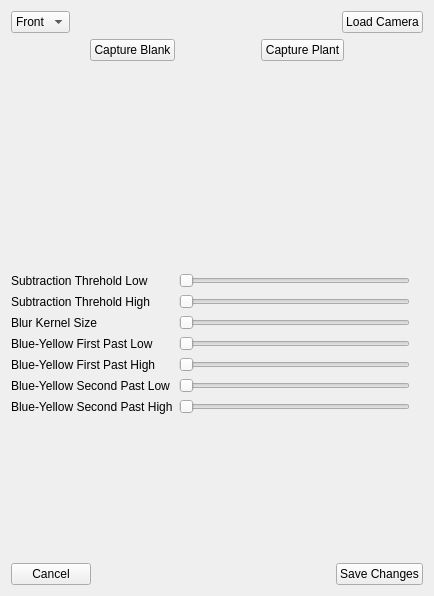
This is editmask.ui in DryFrost/PhotogonMDI as Qt 5 draws it before an edit. The edited form follows.
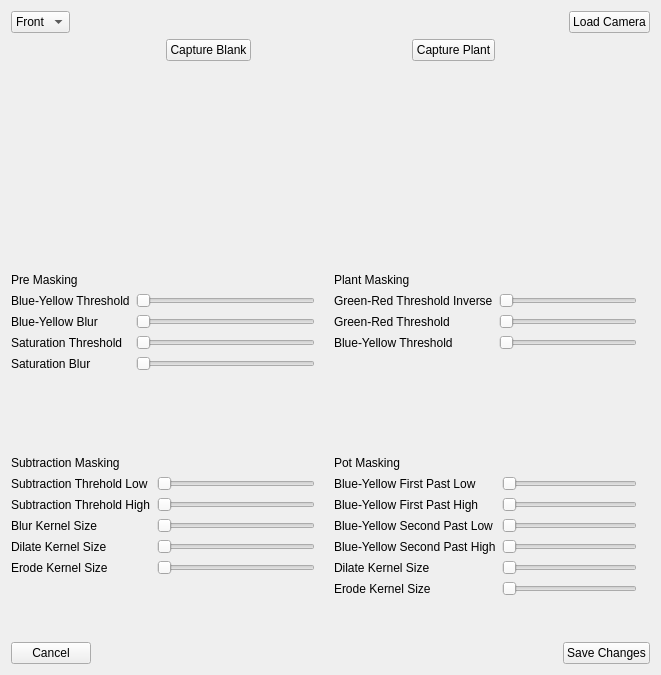
This is the edited form.

Commit message: Linked config files from edit mask to captureplant

What changed in the file:
```diff
--- a/editmask.ui
+++ b/editmask.ui
@@ -6,14 +6,14 @@
    <rect>
     <x>0</x>
     <y>0</y>
-    <width>434</width>
-    <height>596</height>
+    <width>661</width>
+    <height>675</height>
    </rect>
   </property>
   <property name="windowTitle">
    <string>Form</string>
   </property>
-  <layout class="QVBoxLayout" name="verticalLayout_5">
+  <layout class="QVBoxLayout" name="verticalLayout_18">
    <item>
     <layout class="QVBoxLayout" name="verticalLayout">
      <item>
@@ -168,6 +168,248 @@
     </layout>
    </item>
    <item>
+    <layout class="QHBoxLayout" name="horizontalLayout_9">
+     <item>
+      <layout class="QVBoxLayout" name="verticalLayout_7">
+       <item>
+        <widget class="QLabel" name="label_19">
+         <property name="text">
+          <string>Pre Masking</string>
+         </property>
+        </widget>
+       </item>
+       <item>
+        <layout class="QHBoxLayout" name="horizontalLayout_6">
+         <item>
+          <layout class="QVBoxLayout" name="verticalLayout_5">
+           <item>
+            <widget class="QLabel" name="label_8">
+             <property name="text">
+              <string>Blue-Yellow Threshold</string>
+             </property>
+            </widget>
+           </item>
+           <item>
+            <widget class="QLabel" name="label_16">
+             <property name="text">
+              <string>Blue-Yellow Blur</string>
+             </property>
+            </widget>
+           </item>
+           <item>
+            <widget class="QLabel" name="label_17">
+             <property name="text">
+              <string>Saturation Threshold</string>
+             </property>
+            </widget>
+           </item>
+           <item>
+            <widget class="QLabel" name="label_18">
+             <property name="text">
+              <string>Saturation Blur</string>
+             </property>
+            </widget>
+           </item>
+          </layout>
+         </item>
+         <item>
+          <layout class="QVBoxLayout" name="verticalLayout_6">
+           <item>
+            <widget class="QSlider" name="BluePlantThreshold">
+             <property name="orientation">
+              <enum>Qt::Horizontal</enum>
+             </property>
+            </widget>
+           </item>
+           <item>
+            <widget class="QSlider" name="BluePlantBlur">
+             <property name="orientation">
+              <enum>Qt::Horizontal</enum>
+             </property>
+            </widget>
+           </item>
+           <item>
+            <widget class="QSlider" name="GreenPlantThreshold">
+             <property name="orientation">
+              <enum>Qt::Horizontal</enum>
+             </property>
+            </widget>
+           </item>
+           <item>
+            <widget class="QSlider" name="GreenPlantBlur">
+             <property name="orientation">
+              <enum>Qt::Horizontal</enum>
+             </property>
+            </widget>
+           </item>
+          </layout>
+         </item>
+         <item>
+          <layout class="QVBoxLayout" name="verticalLayout_8">
+           <item>
+            <widget class="QLabel" name="label_20">
+             <property name="text">
+              <string/>
+             </property>
+            </widget>
+           </item>
+           <item>
+            <widget class="QLabel" name="label_22">
+             <property name="text">
+              <string/>
+             </property>
+            </widget>
+           </item>
+           <item>
+            <widget class="QLabel" name="label_23">
+             <property name="text">
+              <string/>
+             </property>
+            </widget>
+           </item>
+           <item>
+            <widget class="QLabel" name="label_21">
+             <property name="text">
+              <string/>
+             </property>
+            </widget>
+           </item>
+          </layout>
+         </item>
+        </layout>
+       </item>
+       <item>
+        <spacer name="verticalSpacer_2">
+         <property name="orientation">
+          <enum>Qt::Vertical</enum>
+         </property>
+         <property name="sizeHint" stdset="0">
+          <size>
+           <width>20</width>
+           <height>40</height>
+          </size>
+         </property>
+        </spacer>
+       </item>
+      </layout>
+     </item>
+     <item>
+      <layout class="QVBoxLayout" name="verticalLayout_16">
+       <item>
+        <widget class="QLabel" name="label_39">
+         <property name="text">
+          <string>Plant Masking</string>
+         </property>
+        </widget>
+       </item>
+       <item>
+        <layout class="QHBoxLayout" name="horizontalLayout_8">
+         <item>
+          <layout class="QVBoxLayout" name="verticalLayout_13">
+           <item>
+            <widget class="QLabel" name="label_33">
+             <property name="text">
+              <string>Green-Red Threshold Inverse</string>
+             </property>
+            </widget>
+           </item>
+           <item>
+            <widget class="QLabel" name="label_34">
+             <property name="text">
+              <string>Green-Red Threshold</string>
+             </property>
+            </widget>
+           </item>
+           <item>
+            <widget class="QLabel" name="label_35">
+             <property name="text">
+              <string>Blue-Yellow Threshold</string>
+             </property>
+            </widget>
+           </item>
+          </layout>
+         </item>
+         <item>
+          <layout class="QVBoxLayout" name="verticalLayout_14">
+           <item>
+            <widget class="QSlider" name="MaskAlphaThresholdDark">
+             <property name="orientation">
+              <enum>Qt::Horizontal</enum>
+             </property>
+            </widget>
+           </item>
+           <item>
+            <widget class="QSlider" name="MaskAlphaThresholdLight">
+             <property name="orientation">
+              <enum>Qt::Horizontal</enum>
+             </property>
+            </widget>
+           </item>
+           <item>
+            <widget class="QSlider" name="MaskBetaThreshold">
+             <property name="orientation">
+              <enum>Qt::Horizontal</enum>
+             </property>
+            </widget>
+           </item>
+          </layout>
+         </item>
+         <item>
+          <layout class="QVBoxLayout" name="verticalLayout_15">
+           <item>
+            <widget class="QLabel" name="label_36">
+             <property name="text">
+              <string/>
+             </property>
+            </widget>
+           </item>
+           <item>
+            <widget class="QLabel" name="label_37">
+             <property name="text">
+              <string/>
+             </property>
+            </widget>
+           </item>
+           <item>
+            <widget class="QLabel" name="label_38">
+             <property name="text">
+              <string/>
+             </property>
+            </widget>
+           </item>
+          </layout>
+         </item>
+        </layout>
+       </item>
+       <item>
+        <spacer name="verticalSpacer">
+         <property name="orientation">
+          <enum>Qt::Vertical</enum>
+         </property>
+         <property name="sizeHint" stdset="0">
+          <size>
+           <width>20</width>
+           <height>40</height>
+          </size>
+         </property>
+        </spacer>
+       </item>
+      </layout>
+     </item>
+    </layout>
+   </item>
+   <item>
+    <layout class="QHBoxLayout" name="horizontalLayout_10">
+     <item>
+      <layout class="QVBoxLayout" name="verticalLayout_17">
+       <item>
+        <widget class="QLabel" name="label_40">
+         <property name="text">
+          <string>Subtraction Masking</string>
+         </property>
+        </widget>
+       </item>
+       <item>
     <layout class="QHBoxLayout" name="horizontalLayout_3">
      <item>
       <layout class="QVBoxLayout" name="verticalLayout_2">
@@ -193,6 +435,142 @@
         </widget>
        </item>
        <item>
+            <widget class="QLabel" name="label_29">
+             <property name="text">
+              <string>Dilate Kernel Size</string>
+             </property>
+            </widget>
+           </item>
+           <item>
+            <widget class="QLabel" name="label_30">
+             <property name="text">
+              <string>Erode Kernel Size</string>
+             </property>
+            </widget>
+           </item>
+          </layout>
+         </item>
+         <item>
+          <layout class="QVBoxLayout" name="verticalLayout_3">
+           <item>
+            <widget class="QSlider" name="sTL">
+             <property name="maximum">
+              <number>255</number>
+             </property>
+             <property name="orientation">
+              <enum>Qt::Horizontal</enum>
+             </property>
+            </widget>
+           </item>
+           <item>
+            <widget class="QSlider" name="sTH">
+             <property name="maximum">
+              <number>255</number>
+             </property>
+             <property name="orientation">
+              <enum>Qt::Horizontal</enum>
+             </property>
+            </widget>
+           </item>
+           <item>
+            <widget class="QSlider" name="bKS">
+             <property name="minimum">
+              <number>1</number>
+             </property>
+             <property name="maximum">
+              <number>10</number>
+             </property>
+             <property name="orientation">
+              <enum>Qt::Horizontal</enum>
+             </property>
+            </widget>
+           </item>
+           <item>
+            <widget class="QSlider" name="DifferenceDilateKernelSize">
+             <property name="orientation">
+              <enum>Qt::Horizontal</enum>
+             </property>
+            </widget>
+           </item>
+           <item>
+            <widget class="QSlider" name="DifferenceErodeKernelSize">
+             <property name="orientation">
+              <enum>Qt::Horizontal</enum>
+             </property>
+            </widget>
+           </item>
+          </layout>
+         </item>
+         <item>
+          <layout class="QVBoxLayout" name="verticalLayout_4">
+           <item>
+            <widget class="QLabel" name="label_12">
+             <property name="text">
+              <string/>
+             </property>
+            </widget>
+           </item>
+           <item>
+            <widget class="QLabel" name="label_13">
+             <property name="text">
+              <string/>
+             </property>
+            </widget>
+           </item>
+           <item>
+            <widget class="QLabel" name="label_15">
+             <property name="text">
+              <string/>
+             </property>
+            </widget>
+           </item>
+           <item>
+            <widget class="QLabel" name="label_31">
+             <property name="text">
+              <string/>
+             </property>
+            </widget>
+           </item>
+           <item>
+            <widget class="QLabel" name="label_32">
+             <property name="text">
+              <string/>
+             </property>
+            </widget>
+           </item>
+          </layout>
+         </item>
+        </layout>
+       </item>
+       <item>
+        <spacer name="verticalSpacer_3">
+         <property name="orientation">
+          <enum>Qt::Vertical</enum>
+         </property>
+         <property name="sizeHint" stdset="0">
+          <size>
+           <width>20</width>
+           <height>40</height>
+          </size>
+         </property>
+        </spacer>
+       </item>
+      </layout>
+     </item>
+     <item>
+      <layout class="QVBoxLayout" name="verticalLayout_12">
+       <item>
+        <widget class="QLabel" name="label_24">
+         <property name="text">
+          <string>Pot Masking</string>
+         </property>
+        </widget>
+       </item>
+       <item>
+        <layout class="QHBoxLayout" name="horizontalLayout_7">
+         <item>
+          <layout class="QVBoxLayout" name="verticalLayout_9">
+           <item>
         <widget class="QLabel" name="label_3">
          <property name="text">
           <string>Blue-Yellow First Past Low</string>
@@ -220,43 +598,24 @@
          </property>
         </widget>
        </item>
+           <item>
+            <widget class="QLabel" name="label_25">
+             <property name="text">
+              <string>Dilate Kernel Size</string>
+             </property>
+            </widget>
+           </item>
+           <item>
+            <widget class="QLabel" name="label_26">
+             <property name="text">
+              <string>Erode Kernel Size</string>
+             </property>
+            </widget>
+           </item>
       </layout>
      </item>
      <item>
-      <layout class="QVBoxLayout" name="verticalLayout_3">
-       <item>
-        <widget class="QSlider" name="sTL">
-         <property name="maximum">
-          <number>255</number>
-         </property>
-         <property name="orientation">
-          <enum>Qt::Horizontal</enum>
-         </property>
-        </widget>
-       </item>
-       <item>
-        <widget class="QSlider" name="sTH">
-         <property name="maximum">
-          <number>255</number>
-         </property>
-         <property name="orientation">
-          <enum>Qt::Horizontal</enum>
-         </property>
-        </widget>
-       </item>
-       <item>
-        <widget class="QSlider" name="bKS">
-         <property name="minimum">
-          <number>1</number>
-         </property>
-         <property name="maximum">
-          <number>10</number>
-         </property>
-         <property name="orientation">
-          <enum>Qt::Horizontal</enum>
-         </property>
-        </widget>
-       </item>
+          <layout class="QVBoxLayout" name="verticalLayout_10">
        <item>
         <widget class="QSlider" name="bYFPL">
          <property name="maximum">
@@ -297,31 +656,24 @@
          </property>
         </widget>
        </item>
+           <item>
+            <widget class="QSlider" name="PotDilateKernelSize">
+             <property name="orientation">
+              <enum>Qt::Horizontal</enum>
+             </property>
+            </widget>
+           </item>
+           <item>
+            <widget class="QSlider" name="PotErodeKernelSize">
+             <property name="orientation">
+              <enum>Qt::Horizontal</enum>
+             </property>
+            </widget>
+           </item>
       </layout>
      </item>
      <item>
-      <layout class="QVBoxLayout" name="verticalLayout_4">
-       <item>
-        <widget class="QLabel" name="label_12">
-         <property name="text">
-          <string/>
-         </property>
-        </widget>
-       </item>
-       <item>
-        <widget class="QLabel" name="label_13">
-         <property name="text">
-          <string/>
-         </property>
-        </widget>
-       </item>
-       <item>
-        <widget class="QLabel" name="label_15">
-         <property name="text">
-          <string/>
-         </property>
-        </widget>
-       </item>
+          <layout class="QVBoxLayout" name="verticalLayout_11">
        <item>
         <widget class="QLabel" name="label_14">
          <property name="text">
@@ -350,12 +702,26 @@
          </property>
         </widget>
        </item>
+           <item>
+            <widget class="QLabel" name="label_27">
+             <property name="text">
+              <string/>
+             </property>
+            </widget>
+           </item>
+           <item>
+            <widget class="QLabel" name="label_28">
+             <property name="text">
+              <string/>
+             </property>
+            </widget>
+           </item>
       </layout>
      </item>
     </layout>
    </item>
    <item>
-    <spacer name="verticalSpacer">
+        <spacer name="verticalSpacer_4">
      <property name="orientation">
       <enum>Qt::Vertical</enum>
      </property>
@@ -366,6 +732,10 @@
       </size>
      </property>
     </spacer>
+       </item>
+      </layout>
+     </item>
+    </layout>
    </item>
    <item>
     <layout class="QHBoxLayout" name="horizontalLayout_5">
```
Left out of the diff: 232 changed lines with no effect on the pictures. Lines whose indentation alone changed are shown as unchanged. The commit also changes 10 other files.
